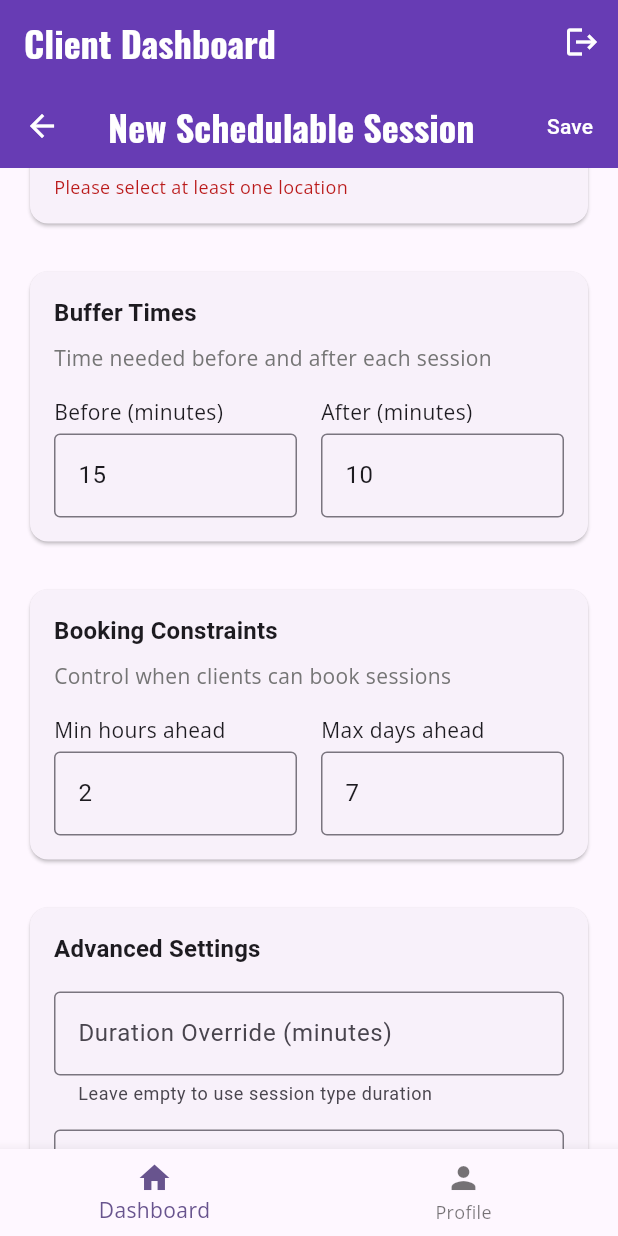
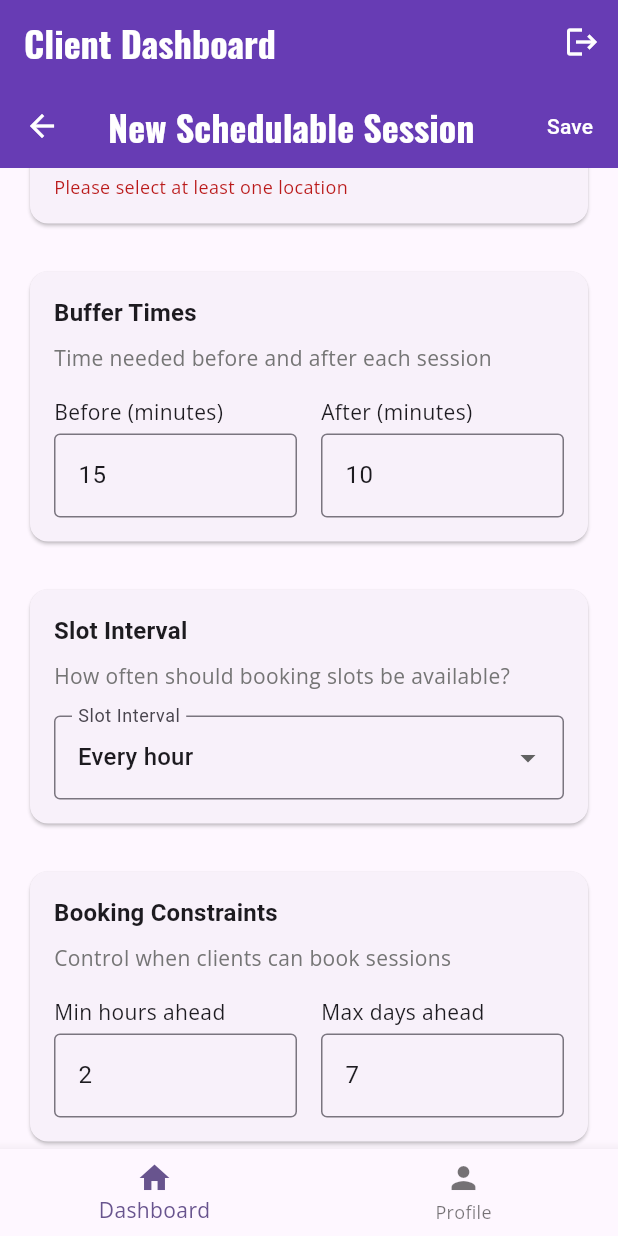
Before and after one commit to YuvalKlein/sessionizer, a Flutter app: the SchedulableSessionFormScreen screen opened by its route, scrolled down 576 dp, on a phone screen of 412 x 824 dp. Run offline on Flutter 3.47's test engine with Material 3 defaults, Android fonts, the light colour scheme and no system bars; our stand-ins replace cloud_firestore, firebase_auth, firebase_core, font_awesome_flutter, go_router, google_fonts and 2 more; accounts and stored records are empty.

Commit message:
Add configurable slot intervals to schedulable sessions
- Add slotIntervalMinutes field to SchedulableSession model
- Add slot interval dropdown to form (5, 10, 15, 30, 60 minutes)
- Update availability service to use each session's slot interval
- Fix availability demo to use dynamic slot intervals
- This allows instructors to set how often booking slots appear

```diff
--- a/lib/models/schedulable_session.dart
+++ b/lib/models/schedulable_session.dart
@@ -17,6 +17,9 @@ class SchedulableSession {
 
   // Override Options
   final int? durationOverride; // override session type duration if needed
+
+  // Slot Configuration
+  final int slotIntervalMinutes; // how often slots are generated (5, 10, 15, 30, 60)
 
   // Status & Metadata
   final bool isActive;
@@ -38,6 +41,7 @@ class SchedulableSession {
     this.maxDaysAhead = 7,
     this.minHoursAhead = 2,
     this.durationOverride,
+    this.slotIntervalMinutes = 60, // Default to hourly slots
     this.isActive = true,
     required this.createdAt,
     this.updatedAt,
@@ -58,6 +62,7 @@ class SchedulableSession {
       maxDaysAhead: data['maxDaysAhead'] ?? 7,
       minHoursAhead: data['minHoursAhead'] ?? 2,
       durationOverride: data['durationOverride'],
+      slotIntervalMinutes: data['slotIntervalMinutes'] ?? 60,
       isActive: data['isActive'] ?? true,
       createdAt: (data['createdAt'] as Timestamp?)?.toDate() ?? DateTime.now(),
       updatedAt: (data['updatedAt'] as Timestamp?)?.toDate(),
@@ -77,6 +82,7 @@ class SchedulableSession {
       'maxDaysAhead': maxDaysAhead,
       'minHoursAhead': minHoursAhead,
       'durationOverride': durationOverride,
+      'slotIntervalMinutes': slotIntervalMinutes,
       'isActive': isActive,
       'createdAt': Timestamp.fromDate(createdAt),
       'updatedAt': updatedAt != null ? Timestamp.fromDate(updatedAt!) : null,
@@ -96,6 +102,7 @@ class SchedulableSession {
     int? maxDaysAhead,
     int? minHoursAhead,
     int? durationOverride,
+    int? slotIntervalMinutes,
     bool? isActive,
     DateTime? createdAt,
     DateTime? updatedAt,
@@ -113,6 +120,7 @@ class SchedulableSession {
       maxDaysAhead: maxDaysAhead ?? this.maxDaysAhead,
       minHoursAhead: minHoursAhead ?? this.minHoursAhead,
       durationOverride: durationOverride ?? this.durationOverride,
+      slotIntervalMinutes: slotIntervalMinutes ?? this.slotIntervalMinutes,
       isActive: isActive ?? this.isActive,
       createdAt: createdAt ?? this.createdAt,
       updatedAt: updatedAt ?? DateTime.now(),
--- a/lib/services/availability_service.dart
+++ b/lib/services/availability_service.dart
@@ -205,7 +205,7 @@ class AvailabilityService with ChangeNotifier {
         sessionType: sessionType,
         schedule: schedule,
         existingBookings: existingBookings,
-        slotDurationMinutes: slotDurationMinutes,
+        slotDurationMinutes: slotDurationMinutes ?? schedulableSession.slotIntervalMinutes,
       );
 
       allSlots.addAll(slots);
--- a/lib/ui/availability_demo_screen.dart
+++ b/lib/ui/availability_demo_screen.dart
@@ -55,7 +55,7 @@ class _AvailabilityDemoScreenState extends State<AvailabilityDemoScreen> {
         instructorId: user.uid,
         startDate: startDate,
         endDate: endDate,
-        slotDurationMinutes: 60, // 1-hour slots
+        slotDurationMinutes: null, // Will use each schedulable session's interval
       );
 
       print('Got ${availability.length} days of availability');
--- a/lib/ui/schedulable_session_form_screen.dart
+++ b/lib/ui/schedulable_session_form_screen.dart
@@ -35,6 +35,7 @@ class _SchedulableSessionFormScreenState extends State<SchedulableSessionFormScr
   int _bufferAfter = 10;
   int _maxDaysAhead = 7;
   int _minHoursAhead = 2;
+  int _slotIntervalMinutes = 60; // Default to hourly slots
   bool _isActive = true;
 
   // Data lists
@@ -119,6 +120,7 @@ class _SchedulableSessionFormScreenState extends State<SchedulableSessionFormScr
         _bufferAfter = schedulableSession.bufferAfter;
         _maxDaysAhead = schedulableSession.maxDaysAhead;
         _minHoursAhead = schedulableSession.minHoursAhead;
+        _slotIntervalMinutes = schedulableSession.slotIntervalMinutes;
         _isActive = schedulableSession.isActive;
         _notesController.text = schedulableSession.notes ?? '';
         _durationOverrideController.text =
@@ -157,6 +159,8 @@ class _SchedulableSessionFormScreenState extends State<SchedulableSessionFormScr
             _buildLocationsSection(),
             const SizedBox(height: 24),
             _buildBufferSection(),
+            const SizedBox(height: 24),
+            _buildSlotIntervalSection(),
             const SizedBox(height: 24),
             _buildBookingConstraintsSection(),
             const SizedBox(height: 24),
@@ -371,6 +375,52 @@ class _SchedulableSessionFormScreenState extends State<SchedulableSessionFormScr
     );
   }
 
+  Widget _buildSlotIntervalSection() {
+    return Card(
+      child: Padding(
+        padding: const EdgeInsets.all(16.0),
+        child: Column(
+          crossAxisAlignment: CrossAxisAlignment.start,
+          children: [
+            Text(
+              'Slot Interval',
+              style: Theme.of(context).textTheme.titleMedium?.copyWith(
+                fontWeight: FontWeight.bold,
+              ),
+            ),
+            const SizedBox(height: 8),
+            Text(
+              'How often should booking slots be available?',
+              style: Theme.of(context).textTheme.bodyMedium?.copyWith(
+                color: Colors.grey[600],
+              ),
+            ),
+            const SizedBox(height: 16),
+            DropdownButtonFormField<int>(
+              value: _slotIntervalMinutes,
+              decoration: const InputDecoration(
+                labelText: 'Slot Interval',
+                border: OutlineInputBorder(),
+              ),
+              items: const [
+                DropdownMenuItem(value: 5, child: Text('Every 5 minutes')),
+                DropdownMenuItem(value: 10, child: Text('Every 10 minutes')),
+                DropdownMenuItem(value: 15, child: Text('Every 15 minutes')),
+                DropdownMenuItem(value: 30, child: Text('Every 30 minutes')),
+                DropdownMenuItem(value: 60, child: Text('Every hour')),
+              ],
+              onChanged: (value) {
+                setState(() {
+                  _slotIntervalMinutes = value ?? 60;
+                });
+              },
+            ),
+          ],
+        ),
+      ),
+    );
+  }
+
   Widget _buildBookingConstraintsSection() {
     return Card(
       child: Padding(
@@ -542,6 +592,7 @@ class _SchedulableSessionFormScreenState extends State<SchedulableSessionFormScr
       durationOverride: _durationOverrideController.text.isNotEmpty
           ? int.tryParse(_durationOverrideController.text)
           : null,
+      slotIntervalMinutes: _slotIntervalMinutes,
       isActive: _isActive,
       createdAt: DateTime.now(),
       notes: _notesController.text.isNotEmpty ? _notesController.text : null,
```
